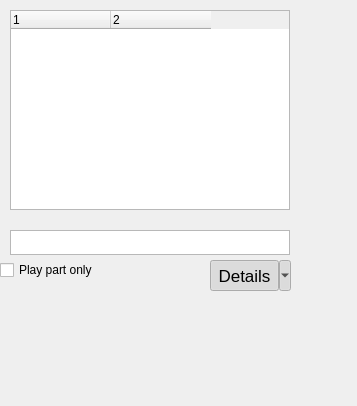
Before: the Qt Designer form mscore/mixer/mixer.ui in fp22june/MuseScore, drawn with Qt 5.
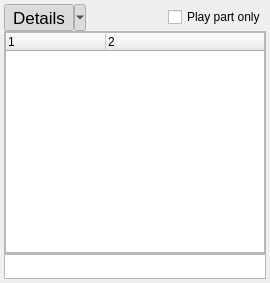
After: the same form once the commit is applied. Custom widgets are drawn as their Qt base class.

```diff
--- a/mscore/mixer/mixer.ui
+++ b/mscore/mixer/mixer.ui
@@ -9,15 +9,15 @@
    <rect>
     <x>0</x>
     <y>0</y>
-    <width>357</width>
-    <height>406</height>
+    <width>270</width>
+    <height>283</height>
    </rect>
   </property>
-  <property name="sizePolicy">
-   <sizepolicy hsizetype="Minimum" vsizetype="Minimum">
-    <horstretch>0</horstretch>
-    <verstretch>0</verstretch>
-   </sizepolicy>
+  <property name="minimumSize">
+   <size>
+    <width>193</width>
+    <height>160</height>
+   </size>
   </property>
   <property name="focusPolicy">
    <enum>Qt::FocusPolicy::ClickFocus</enum>
@@ -29,46 +29,49 @@
    <string>Mixer</string>
   </property>
   <widget class="QWidget" name="dockWidgetContents">
-   <widget class="QCheckBox" name="partOnlyCheckBox">
-    <property name="geometry">
-     <rect>
-      <x>0</x>
-      <y>260</y>
-      <width>108</width>
-      <height>20</height>
-     </rect>
-    </property>
-    <property name="text">
-     <string>Play part only</string>
+   <property name="sizePolicy">
+    <sizepolicy hsizetype="Expanding" vsizetype="Expanding">
+     <horstretch>0</horstretch>
+     <verstretch>0</verstretch>
+    </sizepolicy>
+   </property>
+   <layout class="QGridLayout" name="gridLayout_2">
+    <property name="leftMargin">
+     <number>4</number>
     </property>
-   </widget>
+    <property name="topMargin">
+     <number>4</number>
+    </property>
+    <property name="rightMargin">
+     <number>4</number>
+    </property>
+    <property name="bottomMargin">
+     <number>4</number>
+    </property>
+    <item row="1" column="0">
+     <layout class="QHBoxLayout" name="h1">
+      <item>
+       <layout class="QVBoxLayout" name="v1">
+        <property name="spacing">
+         <number>0</number>
+        </property>
+        <item>
+         <widget class="QWidget" name="a1" native="true">
+          <layout class="QHBoxLayout" name="horizontalLayout">
+           <property name="leftMargin">
+            <number>0</number>
+           </property>
+           <property name="topMargin">
+            <number>0</number>
+           </property>
+           <property name="rightMargin">
+            <number>0</number>
+           </property>
+           <property name="bottomMargin">
+            <number>0</number>
+           </property>
+           <item>
    <widget class="Ms::MixerOptionsButton" name="showDetailsButton">
-    <property name="geometry">
-     <rect>
-      <x>210</x>
-      <y>260</y>
-      <width>81</width>
-      <height>31</height>
-     </rect>
-    </property>
-    <property name="sizePolicy">
-     <sizepolicy hsizetype="Fixed" vsizetype="Fixed">
-      <horstretch>0</horstretch>
-      <verstretch>0</verstretch>
-     </sizepolicy>
-    </property>
-    <property name="minimumSize">
-     <size>
-      <width>0</width>
-      <height>0</height>
-     </size>
-    </property>
-    <property name="maximumSize">
-     <size>
-      <width>16777215</width>
-      <height>16777215</height>
-     </size>
-    </property>
     <property name="font">
      <font>
       <pointsize>13</pointsize>
@@ -99,54 +102,76 @@
      <enum>Qt::ToolButtonStyle::ToolButtonTextOnly</enum>
     </property>
    </widget>
+           </item>
+           <item alignment="Qt::AlignmentFlag::AlignRight">
+            <widget class="QCheckBox" name="partOnlyCheckBox">
+             <property name="text">
+              <string>Play part only</string>
+             </property>
+            </widget>
+           </item>
+          </layout>
+         </widget>
+        </item>
+        <item>
+         <widget class="QScrollArea" name="scrollArea">
+          <property name="horizontalScrollBarPolicy">
+           <enum>Qt::ScrollBarPolicy::ScrollBarAlwaysOff</enum>
+          </property>
+          <property name="widgetResizable">
+           <bool>true</bool>
+          </property>
+          <widget class="QWidget" name="scrollAreaWidgetContents">
+           <property name="geometry">
+            <rect>
+             <x>0</x>
+             <y>0</y>
+             <width>256</width>
+             <height>192</height>
+            </rect>
+           </property>
+           <property name="sizePolicy">
+            <sizepolicy hsizetype="Expanding" vsizetype="Expanding">
+             <horstretch>0</horstretch>
+             <verstretch>0</verstretch>
+            </sizepolicy>
+           </property>
+           <layout class="QVBoxLayout" name="verticalLayout">
+            <property name="leftMargin">
+             <number>0</number>
+            </property>
+            <property name="topMargin">
+             <number>0</number>
+            </property>
+            <property name="rightMargin">
+             <number>0</number>
+            </property>
+            <property name="bottomMargin">
+             <number>0</number>
+            </property>
+            <item>
    <widget class="Ms::MixerTreeWidget" name="mixerTreeWidget">
-    <property name="geometry">
-     <rect>
-      <x>10</x>
-      <y>10</y>
-      <width>280</width>
-      <height>200</height>
-     </rect>
-    </property>
-    <property name="sizePolicy">
-     <sizepolicy hsizetype="Preferred" vsizetype="Preferred">
-      <horstretch>0</horstretch>
-      <verstretch>0</verstretch>
-     </sizepolicy>
-    </property>
-    <property name="minimumSize">
-     <size>
-      <width>280</width>
-      <height>200</height>
-     </size>
-    </property>
-    <property name="maximumSize">
-     <size>
-      <width>16777215</width>
-      <height>16777215</height>
-     </size>
-    </property>
     <property name="accessibleName">
      <string>Mixer Track List</string>
     </property>
+              <property name="horizontalScrollBarPolicy">
+               <enum>Qt::ScrollBarPolicy::ScrollBarAlwaysOff</enum>
+              </property>
+              <property name="autoScroll">
+               <bool>false</bool>
+              </property>
     <property name="tabKeyNavigation">
      <bool>true</bool>
     </property>
+              <property name="indentation">
+               <number>12</number>
+              </property>
     <property name="allColumnsShowFocus">
      <bool>true</bool>
     </property>
     <property name="columnCount">
      <number>2</number>
     </property>
-    <attribute name="headerCascadingSectionResizes">
-     <bool>false</bool>
-    </attribute>
-    <attribute name="headerMinimumSectionSize">
-     <number>80</number>
-    </attribute>
-    <attribute name="headerStretchLastSection">
-     <bool>false</bool>
-    </attribute>
     <column>
      <property name="text">
       <string notr="true">1</string>
@@ -158,33 +183,31 @@
      </property>
     </column>
    </widget>
+            </item>
+           </layout>
+          </widget>
+         </widget>
+        </item>
+        <item>
    <widget class="QTreeWidget" name="masterVolumeTreeWidget">
-    <property name="geometry">
-     <rect>
-      <x>10</x>
-      <y>230</y>
-      <width>280</width>
-      <height>25</height>
-     </rect>
-    </property>
     <property name="sizePolicy">
-     <sizepolicy hsizetype="Preferred" vsizetype="Preferred">
+           <sizepolicy hsizetype="Expanding" vsizetype="Fixed">
       <horstretch>0</horstretch>
       <verstretch>0</verstretch>
      </sizepolicy>
     </property>
-    <property name="minimumSize">
-     <size>
-      <width>280</width>
-      <height>25</height>
-     </size>
-    </property>
     <property name="maximumSize">
      <size>
       <width>16777215</width>
       <height>25</height>
      </size>
     </property>
+          <property name="verticalScrollBarPolicy">
+           <enum>Qt::ScrollBarPolicy::ScrollBarAlwaysOff</enum>
+          </property>
+          <property name="horizontalScrollBarPolicy">
+           <enum>Qt::ScrollBarPolicy::ScrollBarAlwaysOff</enum>
+          </property>
     <property name="tabKeyNavigation">
      <bool>true</bool>
     </property>
@@ -197,15 +220,6 @@
     <attribute name="headerVisible">
      <bool>false</bool>
     </attribute>
-    <attribute name="headerCascadingSectionResizes">
-     <bool>false</bool>
-    </attribute>
-    <attribute name="headerMinimumSectionSize">
-     <number>80</number>
-    </attribute>
-    <attribute name="headerStretchLastSection">
-     <bool>false</bool>
-    </attribute>
     <column>
      <property name="text">
       <string notr="true">1</string>
@@ -217,6 +231,12 @@
      </property>
     </column>
    </widget>
+        </item>
+       </layout>
+      </item>
+     </layout>
+    </item>
+   </layout>
   </widget>
  </widget>
  <customwidgets>
```
Left out of the diff: 4 changed lines with no effect on the pictures. Lines whose indentation alone changed are shown as unchanged.
